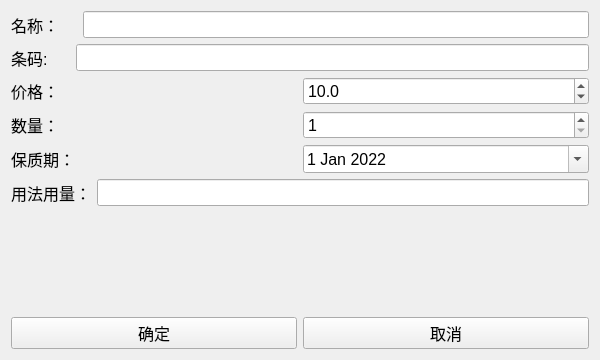
First picture: the form in stockermodifydialog.ui, repository Rn7s2/MIS, before the edit.
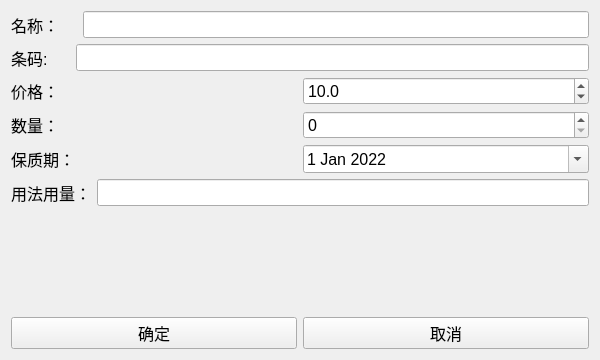
Second picture: the form after the edit.

```diff
--- a/stockermodifydialog.ui
+++ b/stockermodifydialog.ui
@@ -126,7 +126,7 @@
         </font>
        </property>
        <property name="minimum">
-        <number>1</number>
+        <number>0</number>
        </property>
        <property name="maximum">
         <number>16777215</number>
```
